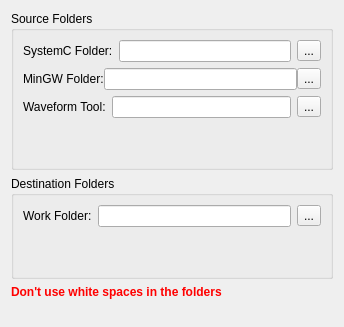
This is RS/forms/FoldersConfigurationPage.ui in leds-lab/redscarf as Qt 5 draws it before an edit. The edited form follows.
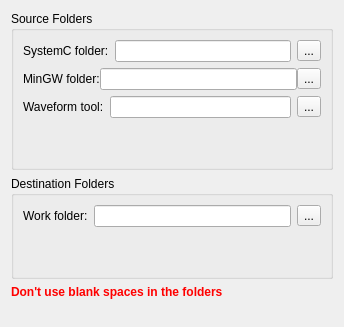
This is the edited form.

```diff
--- a/RS/forms/FoldersConfigurationPage.ui
+++ b/RS/forms/FoldersConfigurationPage.ui
@@ -28,7 +28,7 @@
         <item>
          <widget class="QLabel" name="label">
           <property name="text">
-           <string>SystemC Folder:</string>
+           <string>SystemC folder:</string>
           </property>
          </widget>
         </item>
@@ -71,7 +71,7 @@
            <item>
             <widget class="QLabel" name="label_3">
              <property name="text">
-              <string>MinGW Folder:</string>
+              <string>MinGW folder:</string>
              </property>
             </widget>
            </item>
@@ -99,7 +99,7 @@
         <item>
          <widget class="QLabel" name="label_4">
           <property name="text">
-           <string>Waveform Tool:</string>
+           <string>Waveform tool:</string>
           </property>
          </widget>
         </item>
@@ -146,7 +146,7 @@
         <item>
          <widget class="QLabel" name="label_2">
           <property name="text">
-           <string>Work Folder:</string>
+           <string>Work folder:</string>
           </property>
          </widget>
         </item>
@@ -191,7 +191,7 @@
       </font>
      </property>
      <property name="text">
-      <string>&lt;html&gt;&lt;head/&gt;&lt;body&gt;&lt;p&gt;&lt;span style=&quot; color:#ff0000;&quot;&gt;Don't use white spaces in the folders&lt;/span&gt;&lt;/p&gt;&lt;/body&gt;&lt;/html&gt;</string>
+      <string>&lt;html&gt;&lt;head/&gt;&lt;body&gt;&lt;p&gt;&lt;span style=&quot; color:#ff0000;&quot;&gt;Don't use blank spaces in the folders&lt;/span&gt;&lt;/p&gt;&lt;/body&gt;&lt;/html&gt;</string>
      </property>
     </widget>
    </item>
```
